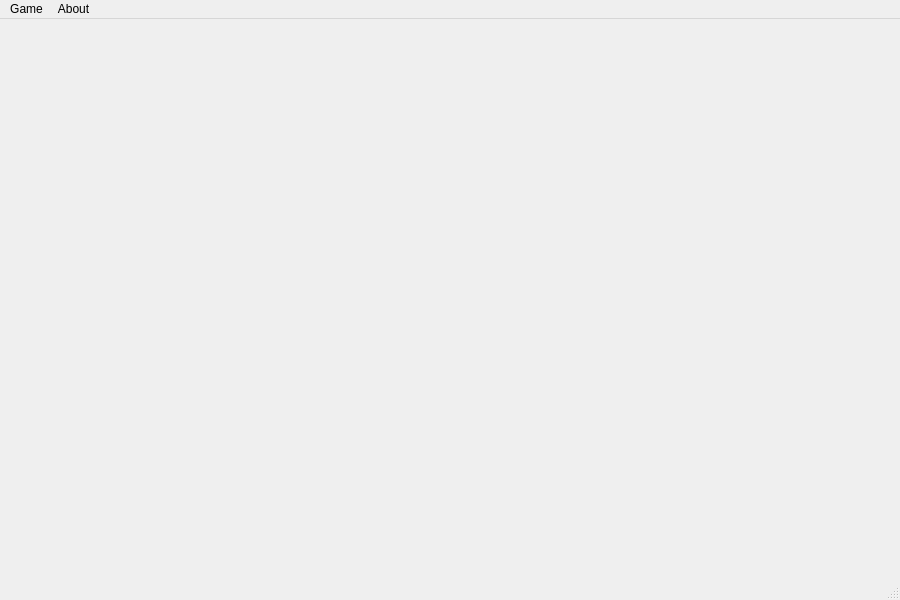
The window that mainwindow.ui (y-young/Qt-Snake) describes before a commit, drawn with Qt 5.
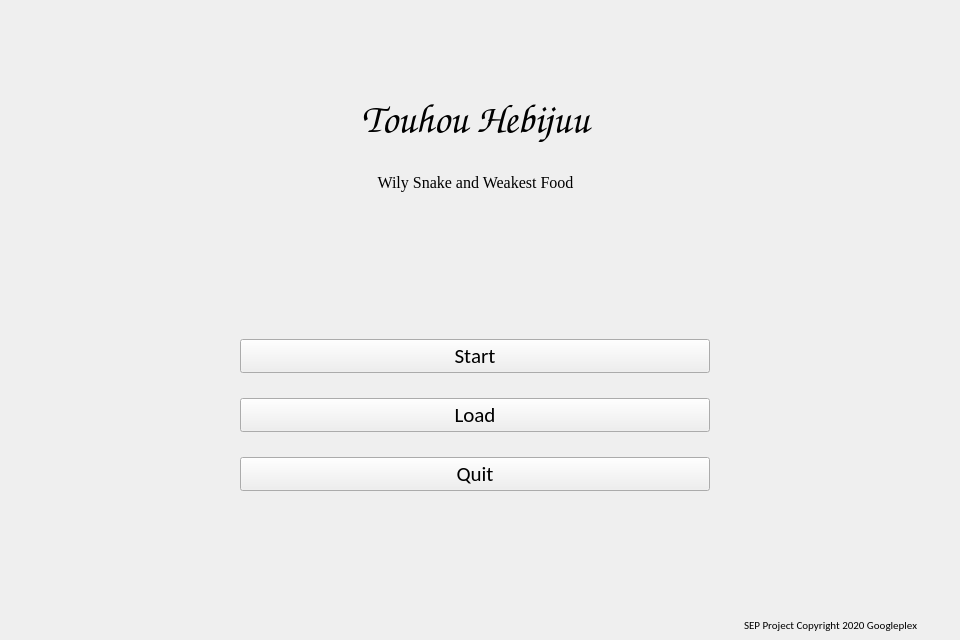
The same window after the commit.

Commit message: feat: main menu

Patch:
```diff
--- a/mainwindow.ui
+++ b/mainwindow.ui
@@ -1,54 +1,153 @@
 <?xml version="1.0" encoding="UTF-8"?>
 <ui version="4.0">
  <class>MainWindow</class>
- <widget class="QMainWindow" name="MainWindow">
+ <widget class="QWidget" name="MainWindow">
   <property name="geometry">
    <rect>
     <x>0</x>
     <y>0</y>
-    <width>900</width>
-    <height>600</height>
+    <width>960</width>
+    <height>640</height>
    </rect>
   </property>
   <property name="windowTitle">
    <string>MainWindow</string>
   </property>
-  <widget class="QWidget" name="centralwidget"/>
-  <widget class="QMenuBar" name="menubar">
+  <widget class="QWidget" name="TitleWidget">
    <property name="geometry">
     <rect>
-     <x>0</x>
-     <y>0</y>
-     <width>900</width>
-     <height>21</height>
+     <x>260</x>
+     <y>90</y>
+     <width>431</width>
+     <height>121</height>
     </rect>
    </property>
-   <widget class="QMenu" name="menuGame">
-    <property name="title">
-     <string>Game</string>
-    </property>
-    <addaction name="actionNew"/>
-   </widget>
-   <widget class="QMenu" name="menuAbout">
-    <property name="title">
-     <string>About</string>
-    </property>
-    <addaction name="actionAbout"/>
-   </widget>
-   <addaction name="menuGame"/>
-   <addaction name="menuAbout"/>
+   <layout class="QVBoxLayout" name="TitleLayout">
+    <item>
+     <widget class="QLabel" name="Title">
+      <property name="sizePolicy">
+       <sizepolicy hsizetype="Preferred" vsizetype="Preferred">
+        <horstretch>0</horstretch>
+        <verstretch>0</verstretch>
+       </sizepolicy>
+      </property>
+      <property name="font">
+       <font>
+        <family>Comic Sans MS</family>
+        <pointsize>30</pointsize>
+       </font>
+      </property>
+      <property name="text">
+       <string>Touhou Hebijuu</string>
+      </property>
+      <property name="scaledContents">
+       <bool>false</bool>
+      </property>
+      <property name="alignment">
+       <set>Qt::AlignCenter</set>
+      </property>
+     </widget>
+    </item>
+    <item>
+     <widget class="QLabel" name="SubTitle">
+      <property name="font">
+       <font>
+        <family>Times New Roman</family>
+        <pointsize>12</pointsize>
+       </font>
+      </property>
+      <property name="text">
+       <string>Wily Snake and Weakest Food</string>
+      </property>
+      <property name="textFormat">
+       <enum>Qt::AutoText</enum>
+      </property>
+      <property name="alignment">
+       <set>Qt::AlignCenter</set>
+      </property>
+      <property name="wordWrap">
+       <bool>true</bool>
+      </property>
+      <property name="margin">
+       <number>0</number>
+      </property>
+     </widget>
+    </item>
+   </layout>
   </widget>
-  <widget class="QStatusBar" name="statusbar"/>
-  <action name="actionNew">
-   <property name="text">
-    <string>New</string>
+  <widget class="QWidget" name="MenuWidget">
+   <property name="geometry">
+    <rect>
+     <x>240</x>
+     <y>320</y>
+     <width>470</width>
+     <height>190</height>
+    </rect>
    </property>
-  </action>
-  <action name="actionAbout">
+   <layout class="QVBoxLayout" name="MenuLayout">
+    <item>
+     <widget class="QPushButton" name="StartButton">
+      <property name="font">
+       <font>
+        <family>Calibri</family>
+        <pointsize>16</pointsize>
+       </font>
+      </property>
+      <property name="text">
+       <string>Start</string>
+      </property>
+     </widget>
+    </item>
+    <item>
+     <widget class="QPushButton" name="LoadButton">
+      <property name="font">
+       <font>
+        <family>Calibri</family>
+        <pointsize>16</pointsize>
+       </font>
+      </property>
+      <property name="text">
+       <string>Load</string>
+      </property>
+     </widget>
+    </item>
+    <item>
+     <widget class="QPushButton" name="QuitButton">
+      <property name="font">
+       <font>
+        <family>Calibri</family>
+        <pointsize>16</pointsize>
+       </font>
+      </property>
+      <property name="text">
+       <string>Quit</string>
+      </property>
+     </widget>
+    </item>
+   </layout>
+  </widget>
+  <widget class="QLabel" name="Footer">
+   <property name="geometry">
+    <rect>
+     <x>700</x>
+     <y>610</y>
+     <width>261</width>
+     <height>30</height>
+    </rect>
+   </property>
+   <property name="font">
+    <font>
+     <family>Calibri</family>
+     <pointsize>8</pointsize>
+    </font>
+   </property>
    <property name="text">
-    <string>About</string>
+    <string>SEP Project Copyright 2020 Googleplex</string>
    </property>
-  </action>
+   <property name="alignment">
+    <set>Qt::AlignCenter</set>
+   </property>
+  </widget>
  </widget>
  <resources/>
  <connections/>
```
Left out of the diff: 2 changed lines with no effect on the pictures. The commit also changes 4 other files.
